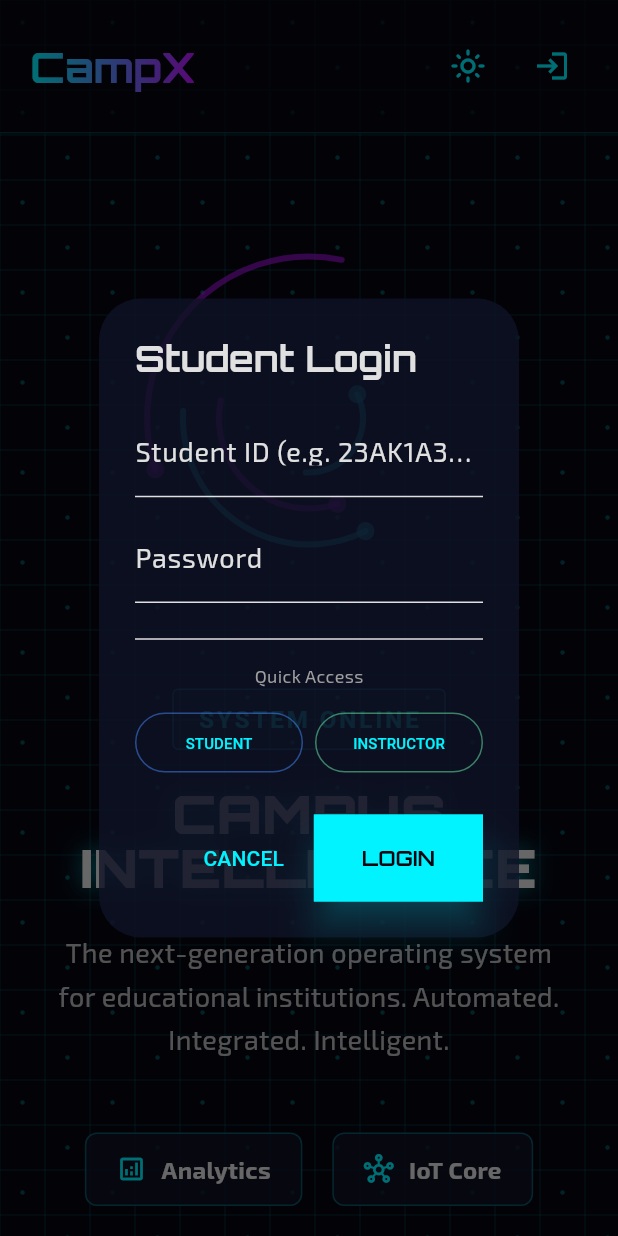
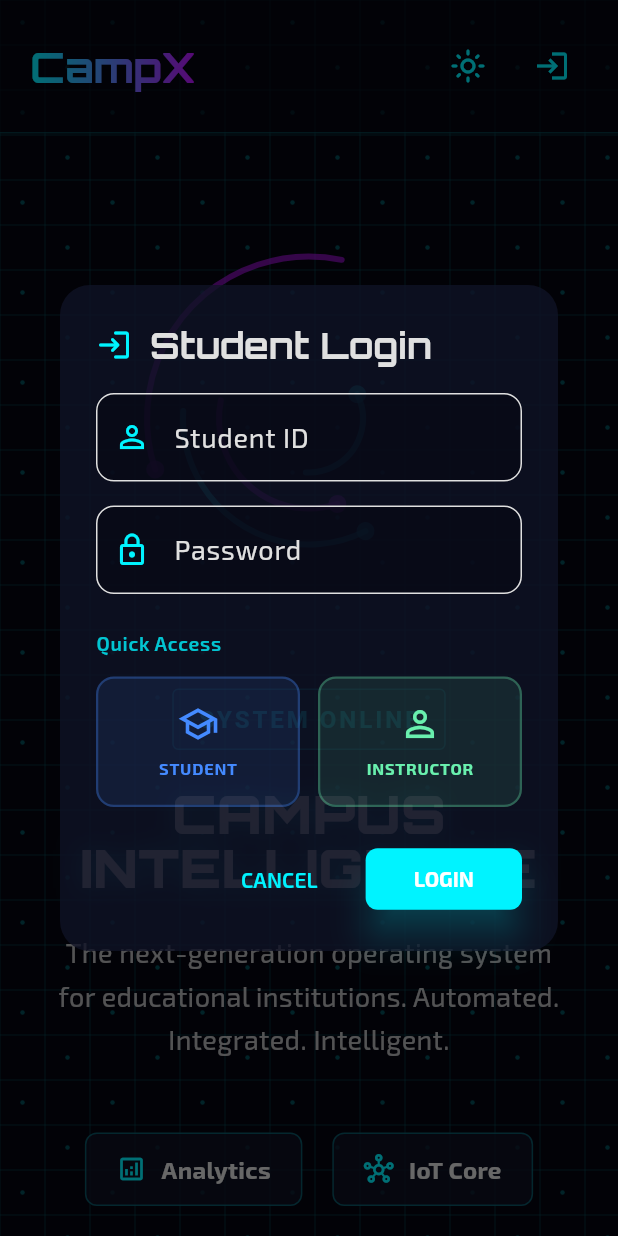
Before and after one commit to TheLoneArcher/expl01t, a Flutter app: the screen it shows after launch, after a tap on the "login" icon, on a phone screen of 412 x 824 dp. Run offline on Flutter 3.47's test engine with Material 3 defaults, Android fonts, the phone set to English and light mode, and no system bars; our stand-ins replace cloud_firestore, firebase_core, fl_chart, flutter_dotenv, flutter_svg, google_fonts and 2 more; accounts and stored records are empty.

Commit message:
changed the login and added vercel.json

```diff
--- a/lib/screens/landing_page.dart
+++ b/lib/screens/landing_page.dart
@@ -83,60 +83,99 @@ class _NavBar extends StatelessWidget {
         builder: (context, loading, child) {
           return AlertDialog(
             backgroundColor: Theme.of(context).cardTheme.color,
-            title: Text("Student Login", style: GoogleFonts.orbitron(fontWeight: FontWeight.bold)),
-            content: Column(
+            shape: RoundedRectangleBorder(borderRadius: BorderRadius.circular(20)),
+            title: Row(
+              children: [
+                Icon(Icons.login_rounded, color: Theme.of(context).primaryColor),
+                const SizedBox(width: 12),
+                Text("Student Login", style: GoogleFonts.orbitron(fontWeight: FontWeight.bold)),
+              ],
+            ),
+            content: SizedBox(
+              width: 400,
+              child: Column(
                 mainAxisSize: MainAxisSize.min,
+                crossAxisAlignment: CrossAxisAlignment.stretch,
                 children: [
                   TextField(
                     controller: uidController,
-                  decoration: const InputDecoration(labelText: "Student ID (e.g. 23AK1A3601)"),
+                    decoration: InputDecoration(
+                      labelText: "Student ID",
+                      hintText: "e.g. 23AK1A3601",
+                      prefixIcon: Icon(Icons.person_outline, color: Theme.of(context).primaryColor),
+                      border: OutlineInputBorder(
+                        borderRadius: BorderRadius.circular(12),
                       ),
-                const SizedBox(height: 10),
+                      filled: true,
+                      fillColor: Theme.of(context).scaffoldBackgroundColor.withOpacity(0.5),
+                    ),
+                  ),
+                  const SizedBox(height: 16),
                   TextField(
                     controller: passController,
                     obscureText: true,
-                  decoration: const InputDecoration(labelText: "Password"),
+                    decoration: InputDecoration(
+                      labelText: "Password",
+                      prefixIcon: Icon(Icons.lock_outline, color: Theme.of(context).primaryColor),
+                      border: OutlineInputBorder(
+                        borderRadius: BorderRadius.circular(12),
+                      ),
+                      filled: true,
+                      fillColor: Theme.of(context).scaffoldBackgroundColor.withOpacity(0.5),
+                    ),
                   ),
                   if (loading) const Padding(
-                  padding: EdgeInsets.only(top: 10),
+                    padding: EdgeInsets.only(top: 16),
                     child: LinearProgressIndicator(),
                   ),
-                const SizedBox(height: 16),
-                const Divider(),
-                const SizedBox(height: 8),
-                Text("Quick Access", style: GoogleFonts.exo2(fontSize: 12, color: Colors.grey)),
+                  const SizedBox(height: 24),
+                  Text(
+                    "Quick Access",
+                    style: GoogleFonts.exo2(
+                      fontSize: 13,
+                      fontWeight: FontWeight.w600,
+                      color: Theme.of(context).primaryColor.withOpacity(0.8),
+                      letterSpacing: 0.5,
+                    ),
+                  ),
                   const SizedBox(height: 12),
                   Row(
                     children: [
                       Expanded(
-                      child: OutlinedButton(
-                        onPressed: loading ? null : () {
+                        child: _QuickAccessCard(
+                          label: "STUDENT",
+                          icon: Icons.school_outlined,
+                          color: Colors.blueAccent,
+                          onTap: loading ? null : () {
                             uidController.text = "23AK1A3601";
                             passController.text = "23AK1A3601";
                           },
-                        style: OutlinedButton.styleFrom(side: BorderSide(color: Colors.blueAccent.withOpacity(0.5))),
-                        child: const Text("STUDENT", style: TextStyle(fontSize: 10)),
                         ),
                       ),
-                    const SizedBox(width: 8),
+                      const SizedBox(width: 12),
                       Expanded(
-                      child: OutlinedButton(
-                        onPressed: loading ? null : () {
+                        child: _QuickAccessCard(
+                          label: "INSTRUCTOR",
+                          icon: Icons.person_outline,
+                          color: Colors.greenAccent,
+                          onTap: loading ? null : () {
                             uidController.text = "INSTR01";
                             passController.text = "INSTR01";
                           },
-                        style: OutlinedButton.styleFrom(side: BorderSide(color: Colors.greenAccent.withOpacity(0.5))),
-                        child: const Text("INSTRUCTOR", style: TextStyle(fontSize: 10)),
                         ),
                       ),
                     ],
                   ),
                 ],
               ),
+            ),
             actions: [
               TextButton(
                 onPressed: () => Navigator.pop(context),
-                child: const Text("CANCEL"),
+                style: TextButton.styleFrom(
+                  padding: const EdgeInsets.symmetric(horizontal: 24, vertical: 12),
+                ),
+                child: Text("CANCEL", style: GoogleFonts.exo2(fontWeight: FontWeight.w600)),
               ),
               ElevatedButton(
                 onPressed: loading ? null : () async {
@@ -164,7 +203,13 @@ class _NavBar extends StatelessWidget {
                   }
 
                 },
-                child: const Text("LOGIN"),
+                style: ElevatedButton.styleFrom(
+                  padding: const EdgeInsets.symmetric(horizontal: 32, vertical: 12),
+                  backgroundColor: Theme.of(context).primaryColor,
+                  foregroundColor: Colors.white,
+                  shape: RoundedRectangleBorder(borderRadius: BorderRadius.circular(8)),
+                ),
+                child: Text("LOGIN", style: GoogleFonts.exo2(fontWeight: FontWeight.bold)),
               ),
             ],
           );
@@ -241,6 +286,52 @@ class _NavBar extends StatelessWidget {
             ],
           ),
         ],
+      ),
+    );
+  }
+}
+
+// Quick Access Card Widget for Login Dialog
+class _QuickAccessCard extends StatelessWidget {
+  final String label;
+  final IconData icon;
+  final Color color;
+  final VoidCallback? onTap;
+
+  const _QuickAccessCard({
+    required this.label,
+    required this.icon,
+    required this.color,
+    this.onTap,
+  });
+
+  @override
+  Widget build(BuildContext context) {
+    return InkWell(
+      onTap: onTap,
+      borderRadius: BorderRadius.circular(12),
+      child: Container(
+        padding: const EdgeInsets.symmetric(vertical: 16, horizontal: 12),
+        decoration: BoxDecoration(
+          color: color.withOpacity(0.1),
+          borderRadius: BorderRadius.circular(12),
+          border: Border.all(color: color.withOpacity(0.3), width: 1.5),
+        ),
+        child: Column(
+          children: [
+            Icon(icon, color: color, size: 28),
+            const SizedBox(height: 8),
+            Text(
+              label,
+              style: GoogleFonts.exo2(
+                fontSize: 11,
+                fontWeight: FontWeight.bold,
+                color: color,
+                letterSpacing: 0.5,
+              ),
+            ),
+          ],
+        ),
       ),
     );
   }
```
Also changed, not shown: vercel.json (added). Lines whose indentation alone changed are shown as unchanged.
